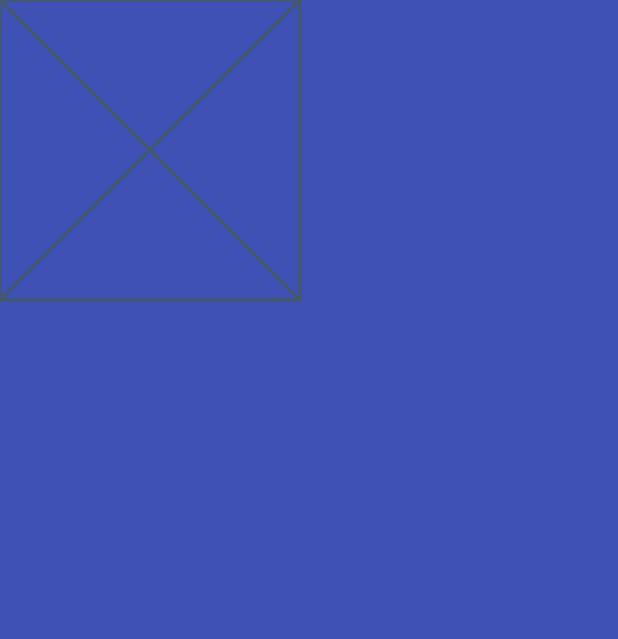
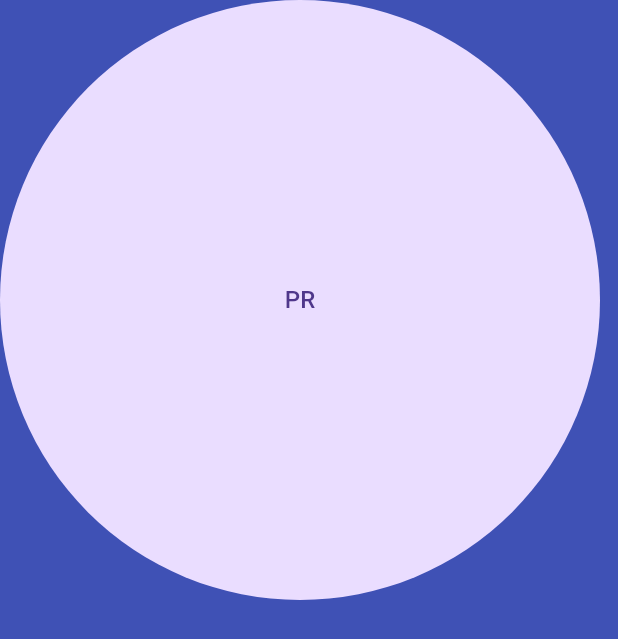
Before and after one commit to Dora-tech/mi_app_de_presentacion, a Flutter app: the screen it shows after launch, on a phone screen of 412 x 824 dp. Shown: the top 639 px of the screen. Run offline on Flutter 3.47's test engine with Material 3 defaults, Android fonts, the phone set to English and light mode, and no system bars.

Commit message:
formando circulo

```diff
--- a/lib/main.dart
+++ b/lib/main.dart
@@ -22,10 +22,13 @@ class MiCartaDePresentacion extends StatelessWidget {
   Widget build(BuildContext context) {
     return Scaffold(
       backgroundColor: Colors.indigo,
-      body:SizedBox(
-        height: 200,
-        width: 200,
-        child: const Placeholder(),
+          body:Column(
+            children: [
+              CircleAvatar(
+                  child: Text('PR'),
+                  radius: 200,
+              )
+        ],
       )
     ); // Placeholder es un widget de ejemplo
   }
```
